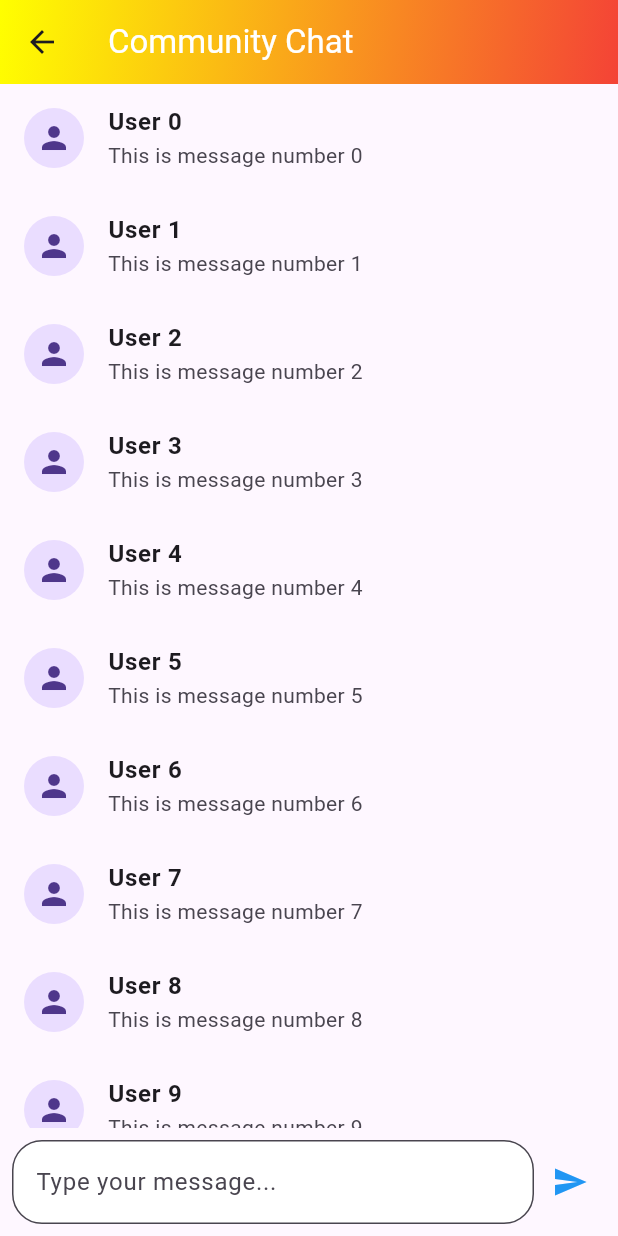
After one commit to Vishnu252005/car_sae_app, a Flutter app: the screen it shows after launch, after a tap on the "chat" icon, on a phone screen of 412 x 824 dp. The commit adds this screen. Run offline on Flutter 3.47's test engine with Material 3 defaults, Android fonts, the light colour scheme and no system bars.

Commit message:
first change

```diff
--- /dev/null
+++ b/lib/communitychat.dart
@@ -0,0 +1,80 @@
+import 'package:flutter/cupertino.dart';
+import 'package:flutter/material.dart';
+
+class CommunityChat extends StatelessWidget {
+  @override
+  Widget build(BuildContext context) {
+    return Scaffold(
+      appBar: PreferredSize(
+        preferredSize: Size.fromHeight(kToolbarHeight),
+        child: AppBar(
+          backgroundColor:
+              Colors.transparent, // Make the default background transparent
+          flexibleSpace: Container(
+            decoration: BoxDecoration(
+              gradient: LinearGradient(
+                colors: [Colors.yellowAccent, Colors.red],
+                begin: Alignment.topLeft,
+                end: Alignment.bottomRight,
+              ),
+            ),
+          ),
+          title: Text(
+            'Community Chat',
+            style: TextStyle(color: Colors.white),
+          ),
+        ),
+      ),
+      body: Column(
+        children: [
+          Expanded(
+            child: ListView.builder(
+              itemCount:
+                  10, // This represents the number of messages (replace with actual data)
+              itemBuilder: (context, index) {
+                return ListTile(
+                  title: Text(
+                    'User $index', // Replace with actual user name
+                    style: TextStyle(fontWeight: FontWeight.bold),
+                  ),
+                  subtitle: Text(
+                    'This is message number $index', // Replace with actual message content
+                  ),
+                  leading: CircleAvatar(
+                    child: Icon(Icons
+                        .person), // Replace with actual user avatar if needed
+                  ),
+                );
+              },
+            ),
+          ),
+          Padding(
+            padding: const EdgeInsets.all(8.0),
+            child: Row(
+              children: [
+                Expanded(
+                  child: TextField(
+                    decoration: InputDecoration(
+                      hintText: 'Type your message...',
+                      border: OutlineInputBorder(
+                        borderRadius: BorderRadius.circular(20.0),
+                      ),
+                      filled: true,
+                      fillColor: Colors.white,
+                    ),
+                  ),
+                ),
+                IconButton(
+                  icon: Icon(Icons.send, color: Colors.blue),
+                  onPressed: () {
+                    // Add functionality to send message
+                  },
+                ),
+              ],
+            ),
+          ),
+        ],
+      ),
+    );
+  }
+}
--- a/lib/main.dart
+++ b/lib/main.dart
@@ -13,3 +13,4 @@ class MyApp extends StatelessWidget {
   }
 }
 //uuuuuuu
+//llllllll
--- a/lib/screen1.dart
+++ b/lib/screen1.dart
@@ -1,5 +1,6 @@
 import 'package:car_sae_app/VolvoScreen.dart';
 import 'package:car_sae_app/BenzScreen.dart';
+import 'package:car_sae_app/communitychat.dart';
 import 'package:flutter/material.dart';
 
 class Screen1 extends StatefulWidget {
@@ -79,6 +80,15 @@ class _Screen1State extends State<Screen1> {
                 // Add functionality for profile (optional)
               },
             ),
+            IconButton(
+              icon: const Icon(Icons.chat), // Community icon
+              onPressed: () {
+                Navigator.push(
+                  context,
+                  MaterialPageRoute(builder: (context) => CommunityChat()),
+                );
+              },
+            ),
           ],
         ),
       ),
```
